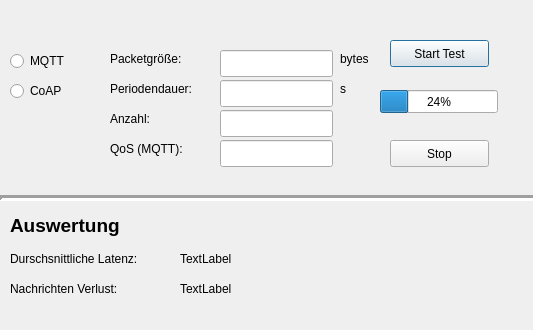
Before: the Qt Designer form GUI/design.ui in maggi333/studienarbeit, drawn with Qt 5.
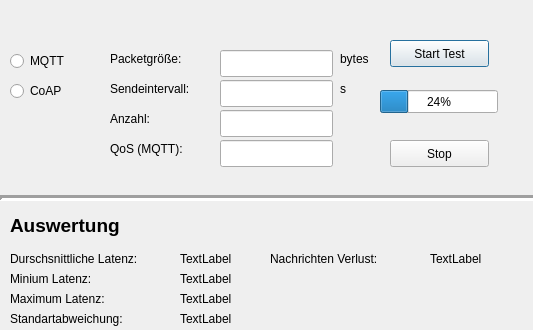
After: the same form once the commit is applied.

What changed in the file:
```diff
--- a/GUI/design.ui
+++ b/GUI/design.ui
@@ -154,7 +154,7 @@
     </rect>
    </property>
    <property name="text">
-    <string>Periodendauer:</string>
+    <string>Sendeintervall:</string>
    </property>
   </widget>
   <widget class="QLabel" name="label_3">
@@ -264,8 +264,8 @@
   <widget class="QLabel" name="label_8">
    <property name="geometry">
     <rect>
-     <x>10</x>
-     <y>280</y>
+     <x>270</x>
+     <y>250</y>
      <width>171</width>
      <height>17</height>
     </rect>
@@ -277,8 +277,86 @@
   <widget class="QLabel" name="msg_lostLabel">
    <property name="geometry">
     <rect>
+     <x>430</x>
+     <y>250</y>
+     <width>67</width>
+     <height>17</height>
+    </rect>
+   </property>
+   <property name="text">
+    <string>TextLabel</string>
+   </property>
+  </widget>
+  <widget class="QLabel" name="label_9">
+   <property name="geometry">
+    <rect>
+     <x>10</x>
+     <y>270</y>
+     <width>171</width>
+     <height>17</height>
+    </rect>
+   </property>
+   <property name="text">
+    <string>Minium Latenz:</string>
+   </property>
+  </widget>
+  <widget class="QLabel" name="label_10">
+   <property name="geometry">
+    <rect>
+     <x>10</x>
+     <y>290</y>
+     <width>171</width>
+     <height>17</height>
+    </rect>
+   </property>
+   <property name="text">
+    <string>Maximum Latenz:</string>
+   </property>
+  </widget>
+  <widget class="QLabel" name="label_11">
+   <property name="geometry">
+    <rect>
+     <x>10</x>
+     <y>310</y>
+     <width>171</width>
+     <height>17</height>
+    </rect>
+   </property>
+   <property name="text">
+    <string>Standartabweichung:</string>
+   </property>
+  </widget>
+  <widget class="QLabel" name="minLabel">
+   <property name="geometry">
+    <rect>
      <x>180</x>
-     <y>280</y>
+     <y>270</y>
+     <width>67</width>
+     <height>17</height>
+    </rect>
+   </property>
+   <property name="text">
+    <string>TextLabel</string>
+   </property>
+  </widget>
+  <widget class="QLabel" name="maxLabel">
+   <property name="geometry">
+    <rect>
+     <x>180</x>
+     <y>290</y>
+     <width>67</width>
+     <height>17</height>
+    </rect>
+   </property>
+   <property name="text">
+    <string>TextLabel</string>
+   </property>
+  </widget>
+  <widget class="QLabel" name="standardLabel">
+   <property name="geometry">
+    <rect>
+     <x>180</x>
+     <y>310</y>
      <width>67</width>
      <height>17</height>
     </rect>
```
